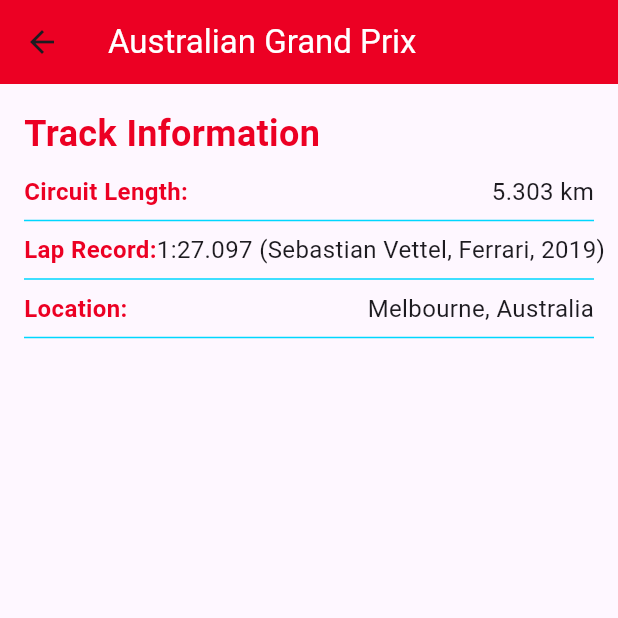
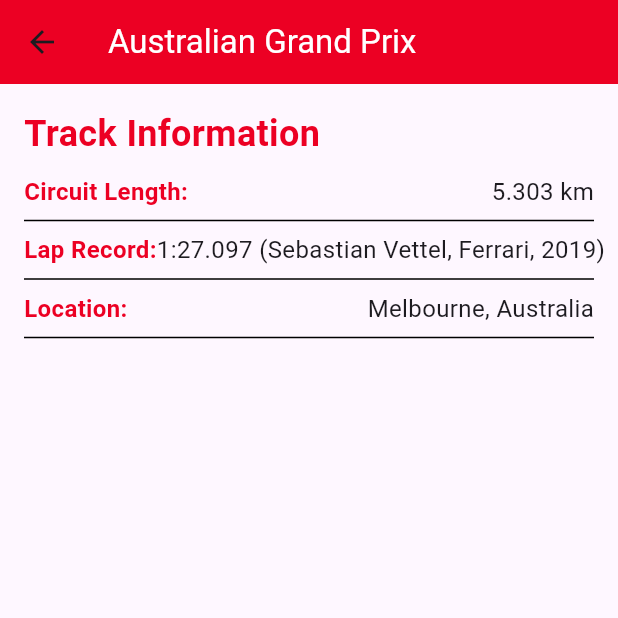
Before and after one commit to eiidoubleyuwes/you-make-my-heart-flutter, a Flutter app: the TrackDetailsPage screen opened directly with sample values from the repository, on a phone screen of 412 x 824 dp, the top half of it. Run offline on Flutter 3.47's test engine with Material 3 defaults, Android fonts, the phone set to English and light mode, and no system bars; our stand-ins replace curved_navigation_bar, get.

Commit message:
Feat:Final commit
From my end at least for now

```diff
--- a/lib/pages/TrackDetailsPage.dart
+++ b/lib/pages/TrackDetailsPage.dart
@@ -7,7 +7,7 @@ class TrackDetailsPage extends StatelessWidget {
   const TrackDetailsPage({Key? key, required this.race}) : super(key: key);
 
   final meh = const Color(0xFFEC0023); // F1 Red
-  final accentColor = const Color(0xFF00D7FF); // F1 Blue
+  final accentColor = const Color.fromARGB(255, 0, 0, 0); // F1 Black
 
   @override
   Widget build(BuildContext context) {
```
